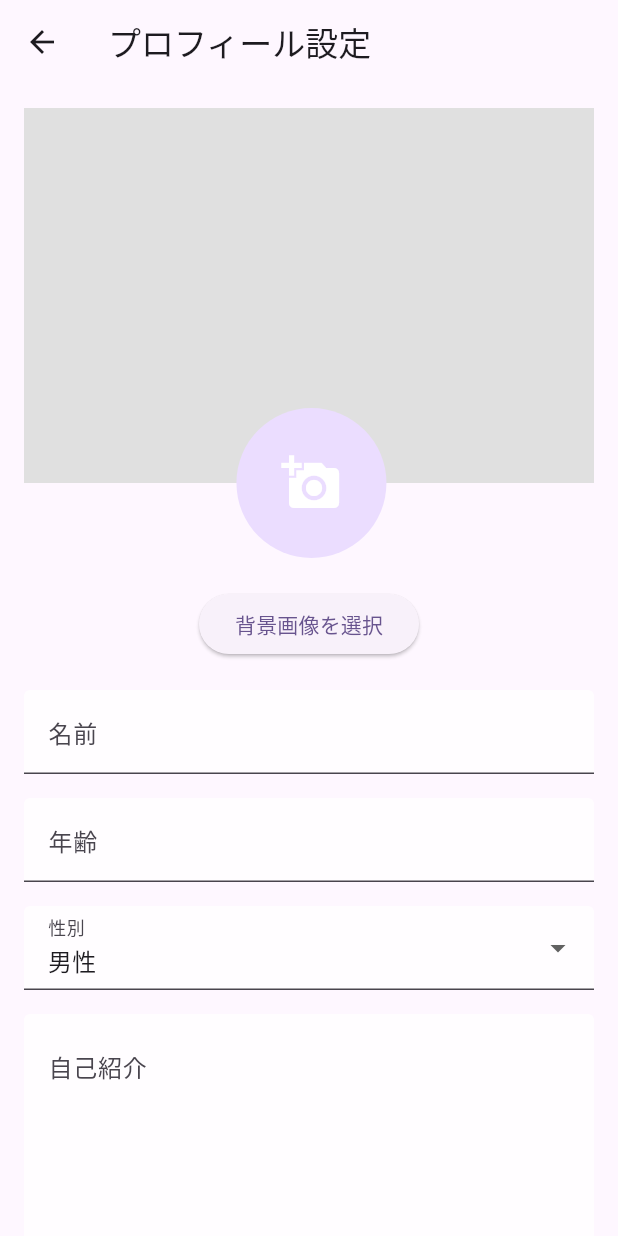
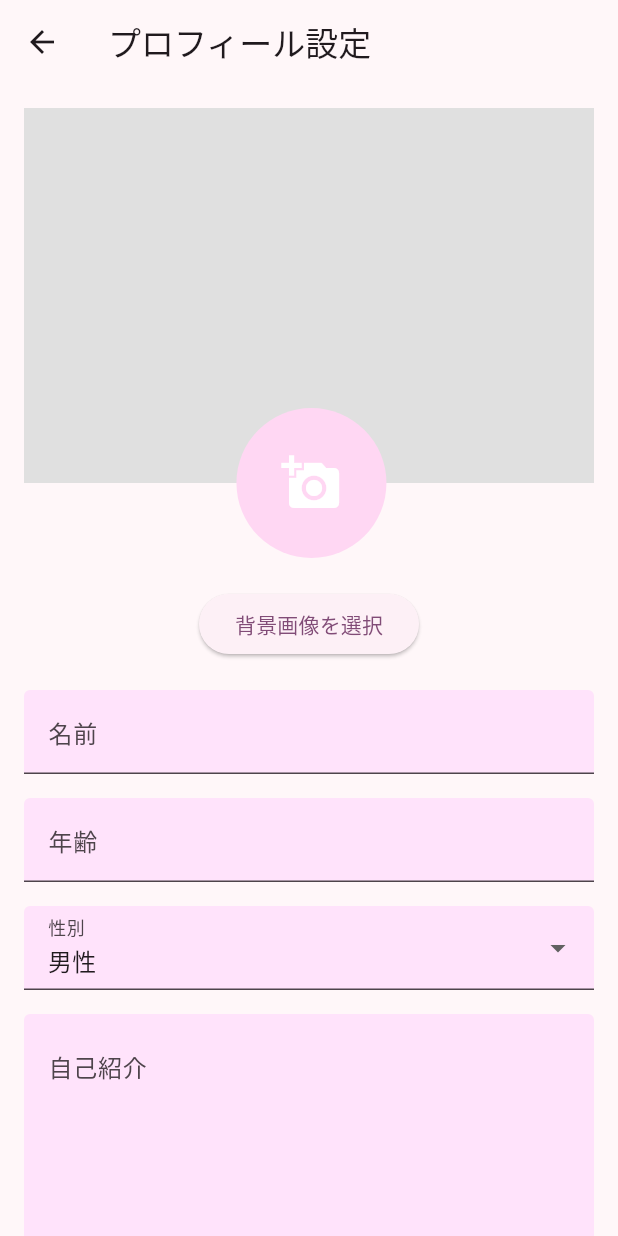
Before and after one commit to SeinKina/aisai_app, a Flutter app: the screen it shows after launch, after a tap on "Login", on a phone screen of 412 x 824 dp. Run offline on Flutter 3.47's test engine with Material 3 defaults, Android fonts, the light colour scheme and no system bars; our stand-ins replace confetti, firebase_core, flutter_svg, image_picker; accounts and stored records are empty.

```diff
--- a/lib/app.dart
+++ b/lib/app.dart
@@ -16,7 +16,7 @@ class MyApp extends StatelessWidget {
     return MaterialApp(
       title: 'Aisai',
       theme: ThemeData(
-        colorScheme: ColorScheme.fromSeed(seedColor: Colors.deepPurple),
+        colorScheme: ColorScheme.fromSeed(seedColor: const Color.fromARGB(255, 255, 122, 237)),
         useMaterial3: true,
       ),
       home: const LoginScreen(),
--- a/lib/home_screen.dart
+++ b/lib/home_screen.dart
@@ -49,12 +49,12 @@ class HomeScreenState extends State<HomeScreen> {
             label: 'Event List',
           ),
           BottomNavigationBarItem(
-            icon: Icon(Icons.calendar_today),
-            label: 'Event List',
+            icon: Icon(Icons.forum),
+            label: 'DM',
           ),
         ],
         currentIndex: _selectedIndex,
-        selectedItemColor: Colors.deepPurple,
+        selectedItemColor: const Color.fromARGB(255, 239, 96, 227),
         onTap: _onItemTapped,
       ),
     );
--- a/lib/view/user/ViewModel/user_list_viewmodel.dart
+++ /dev/null
@@ -1 +0,0 @@
-// TODO Implement this library.
--- a/lib/view/user/user_profile_create_screen.dart
+++ b/lib/view/user/user_profile_create_screen.dart
@@ -81,7 +81,9 @@ class ProfileCreateScreen extends StatelessWidget {
                             decoration: InputDecoration(
                               labelText: '名前',
                               filled: true,
-                              fillColor: Colors.white.withOpacity(0.8),
+                              fillColor:
+                                  const Color.fromARGB(255, 255, 222, 251)
+                                      .withOpacity(0.8),
                             ),
                             validator: (value) {
                               if (value!.isEmpty) {
@@ -111,7 +113,9 @@ class ProfileCreateScreen extends StatelessWidget {
                             decoration: InputDecoration(
                               labelText: '年齢',
                               filled: true,
-                              fillColor: Colors.white.withOpacity(0.8),
+                              fillColor:
+                                  const Color.fromARGB(255, 255, 222, 251)
+                                      .withOpacity(0.8),
                             ),
                             validator: (value) {
                               if (value!.isEmpty) {
@@ -141,7 +145,9 @@ class ProfileCreateScreen extends StatelessWidget {
                             decoration: InputDecoration(
                               labelText: '性別',
                               filled: true,
-                              fillColor: Colors.white.withOpacity(0.8),
+                              fillColor:
+                                  const Color.fromARGB(255, 255, 222, 251)
+                                      .withOpacity(0.8),
                             ),
                           ),
                           const SizedBox(height: 16),
@@ -154,7 +160,9 @@ class ProfileCreateScreen extends StatelessWidget {
                               labelText: '自己紹介',
                               alignLabelWithHint: true,
                               filled: true,
-                              fillColor: Colors.white.withOpacity(0.8),
+                              fillColor:
+                                  const Color.fromARGB(255, 255, 222, 251)
+                                      .withOpacity(0.8),
                             ),
                             validator: (value) {
                               // 自己紹介は必須ではないので、常にnullを返す
```
Also changed, not shown: lib/view/user/ViewModel/usesr_list_viewmodel.dart (+8 -35 lines), lib/view/user/user_list_screen.dart (+12 -43 lines).
